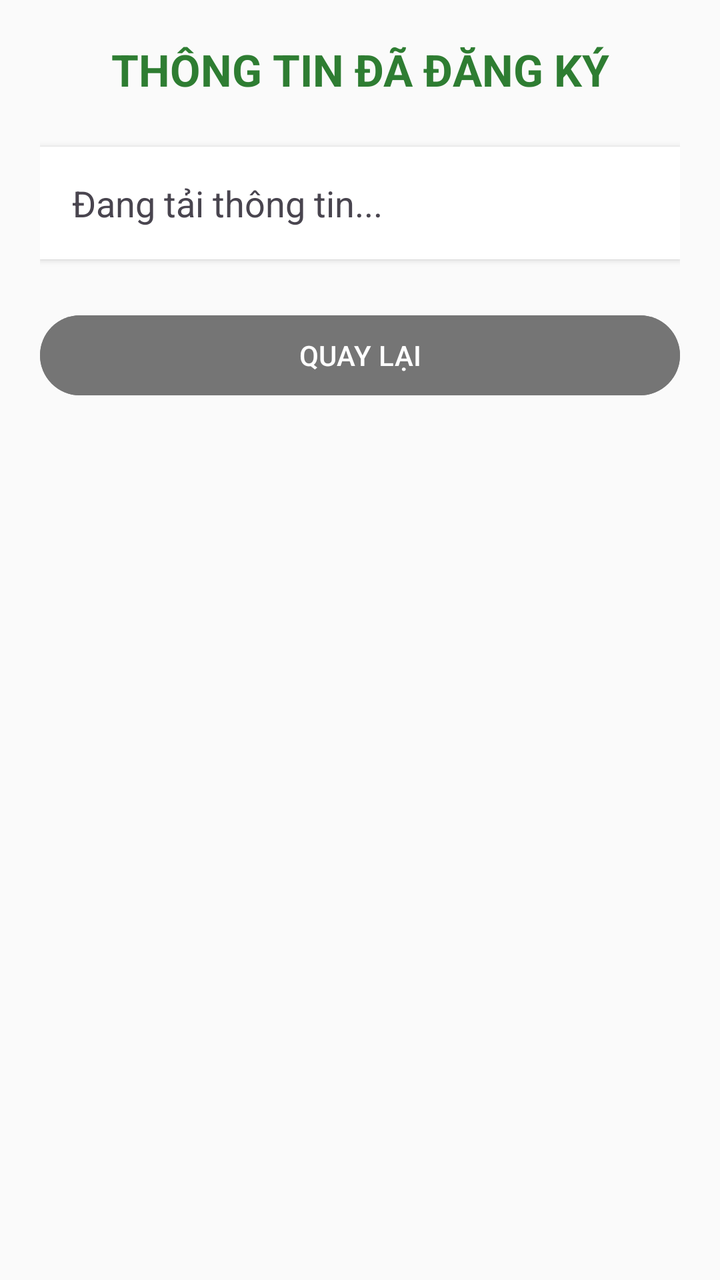
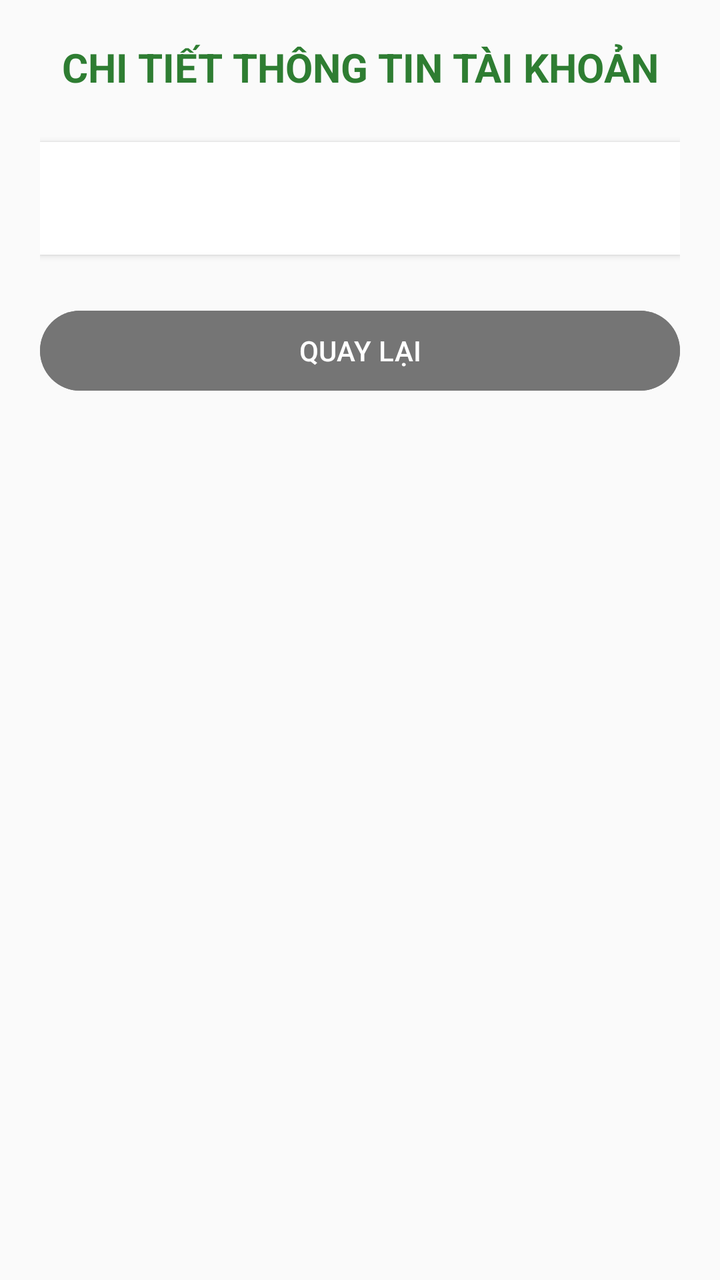

An Android layout rendered at two revisions. The XML below is the earlier revision; the diff shows what the commit changed to produce the second picture.
<!-- AndroidManifest.xml: application theme Theme.Btap2610 -->
<!-- res/layout/activity_detail.xml -->
<?xml version="1.0" encoding="utf-8"?>
<LinearLayout xmlns:android="http://schemas.android.com/apk/res/android"
    android:layout_width="match_parent"
    android:layout_height="match_parent"
    android:orientation="vertical"
    android:padding="20dp"
    android:background="#FAFAFA">

    <TextView
        android:layout_width="match_parent"
        android:layout_height="wrap_content"
        android:text="THÔNG TIN ĐÃ ĐĂNG KÝ"
        android:textSize="22sp"
        android:textStyle="bold"
        android:textColor="#2E7D32"
        android:gravity="center"
        android:layout_marginBottom="24dp" />

    <TextView
        android:id="@+id/tvResult"
        android:layout_width="match_parent"
        android:layout_height="wrap_content"
        android:background="#FFFFFF"
        android:padding="16dp"
        android:textSize="18sp"
        android:lineSpacingExtra="6dp"
        android:text="Đang tải thông tin..."
        android:elevation="2dp"
        android:layout_marginBottom="24dp" />

    <Button
        android:id="@+id/btnBack"
        android:layout_width="match_parent"
        android:layout_height="wrap_content"
        android:text="QUAY LẠI"
        android:backgroundTint="#757575" />

</LinearLayout>
<!-- resources referenced by this layout -->
<resources>
  <style name="Theme.Btap2610" parent="Base.Theme.Btap2610" />
  <style name="Base.Theme.Btap2610" parent="Theme.Material3.DayNight.NoActionBar">
          
          
      </style>
</resources>

<!-- the commit's change to res/layout/activity_detail.xml (unified diff, before → after) -->
@@ -9,22 +9,21 @@
     <TextView
         android:layout_width="match_parent"
         android:layout_height="wrap_content"
-        android:text="THÔNG TIN ĐÃ ĐĂNG KÝ"
-        android:textSize="22sp"
+        android:text="CHI TIẾT THÔNG TIN TÀI KHOẢN"
+        android:textSize="20sp"
         android:textStyle="bold"
         android:textColor="#2E7D32"
         android:gravity="center"
         android:layout_marginBottom="24dp" />
 
     <TextView
-        android:id="@+id/tvResult"
+        android:id="@+id/tvUserInfo"
         android:layout_width="match_parent"
         android:layout_height="wrap_content"
         android:background="#FFFFFF"
         android:padding="16dp"
         android:textSize="18sp"
-        android:lineSpacingExtra="6dp"
-        android:text="Đang tải thông tin..."
+        android:lineSpacingExtra="8dp"
         android:elevation="2dp"
         android:layout_marginBottom="24dp" />
 
